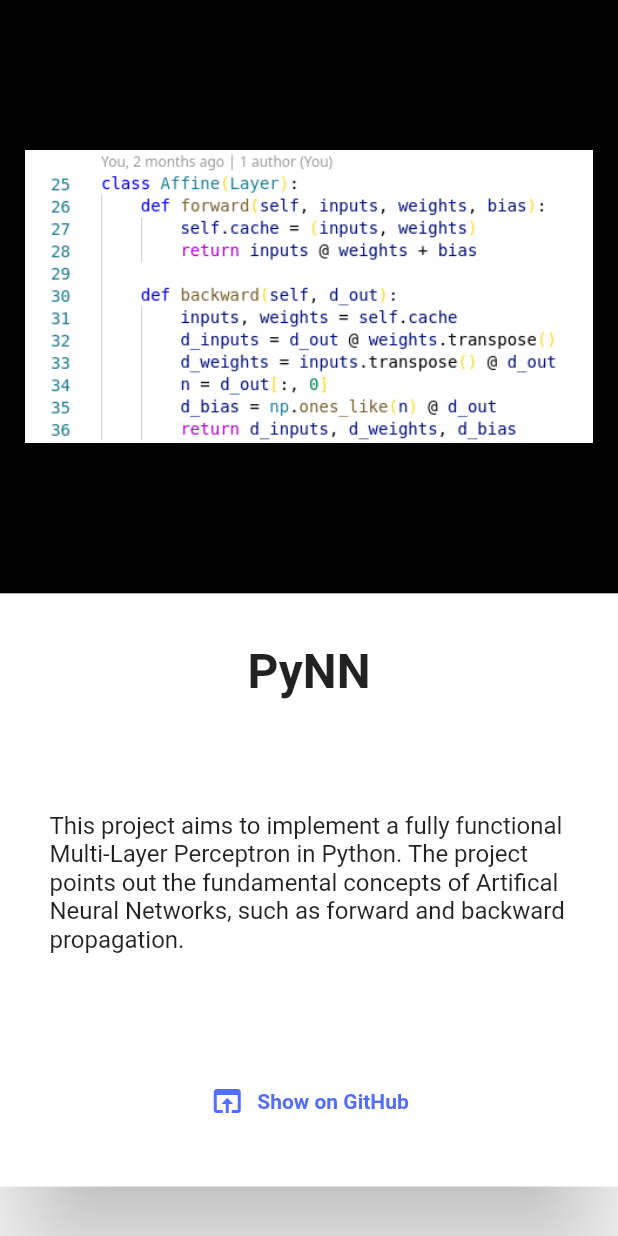
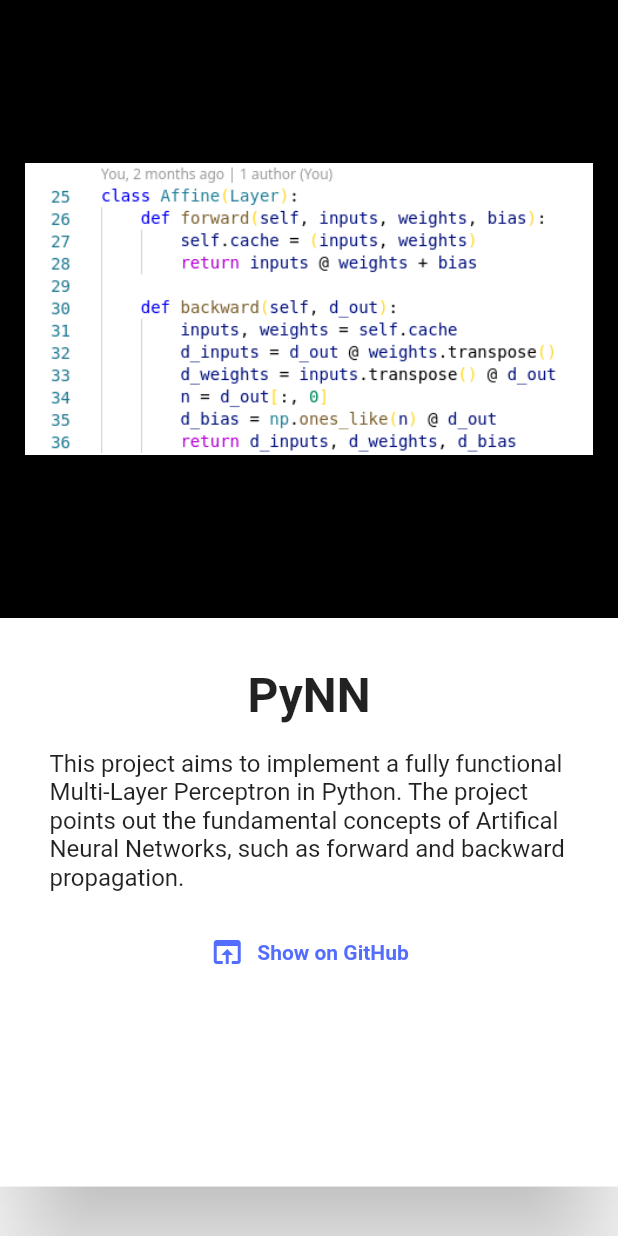
Before and after one commit to TobiasRitter/website, a Flutter app: the ProjectSection widget shown alone on an empty page, opened directly, on a phone screen of 412 x 824 dp. Run offline on Flutter 3.47's test engine with Material 2 defaults, Android fonts, the phone set to English and light mode, and no system bars; drawn by our look-alikes of auto_size_text.

Commit message:
fix project section overflow

```diff
--- a/lib/about_page.dart
+++ b/lib/about_page.dart
@@ -16,7 +16,7 @@ class AboutPage extends StatelessWidget {
     var screenWidth = MediaQuery.of(context).size.width;
     return p.Page(
       themeData: lightTheme,
-      coverScreenHeight: false,
+      coverScreenHeight: true,
       builder: Builder(
         builder: (context) {
           return Row(
--- a/lib/project_section.dart
+++ b/lib/project_section.dart
@@ -72,15 +72,15 @@ class _ProjectSectionState extends State<ProjectSection> {
               ),
             ),
           )
-        : Container(
-            height: screenHeight,
-            child: Padding(
+        : Padding(
             padding: EdgeInsets.only(bottom: marginSize),
             child: Material(
               elevation: 32,
               child: Column(
                 children: [
-                    Expanded(
+                  Container(
+                    height: screenHeight / 2,
+                    child: Expanded(
                       child: Row(
                         children: [
                           Expanded(
@@ -104,11 +104,9 @@ class _ProjectSectionState extends State<ProjectSection> {
                         ],
                       ),
                     ),
-                    Expanded(
-                      child: buildInfo(),
                   ),
+                  buildInfo(),
                 ],
-                ),
               ),
             ),
           );
```
Also changed, not shown: lib/main.dart (+17 -17 lines). Lines whose indentation alone changed are shown as unchanged.
